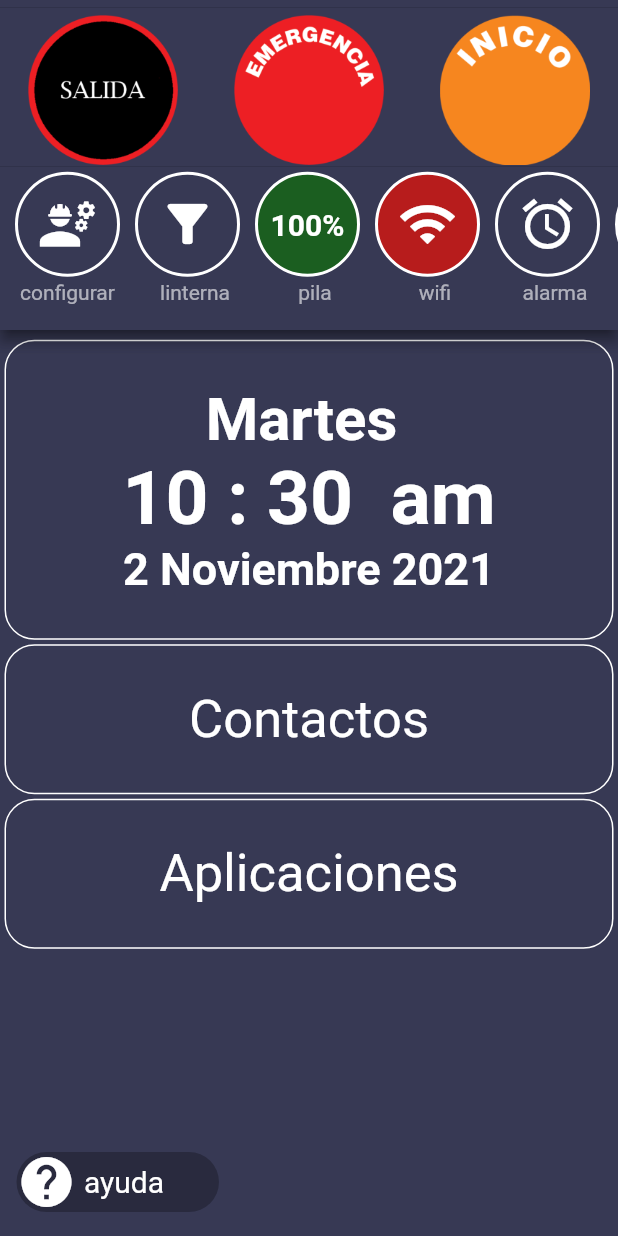
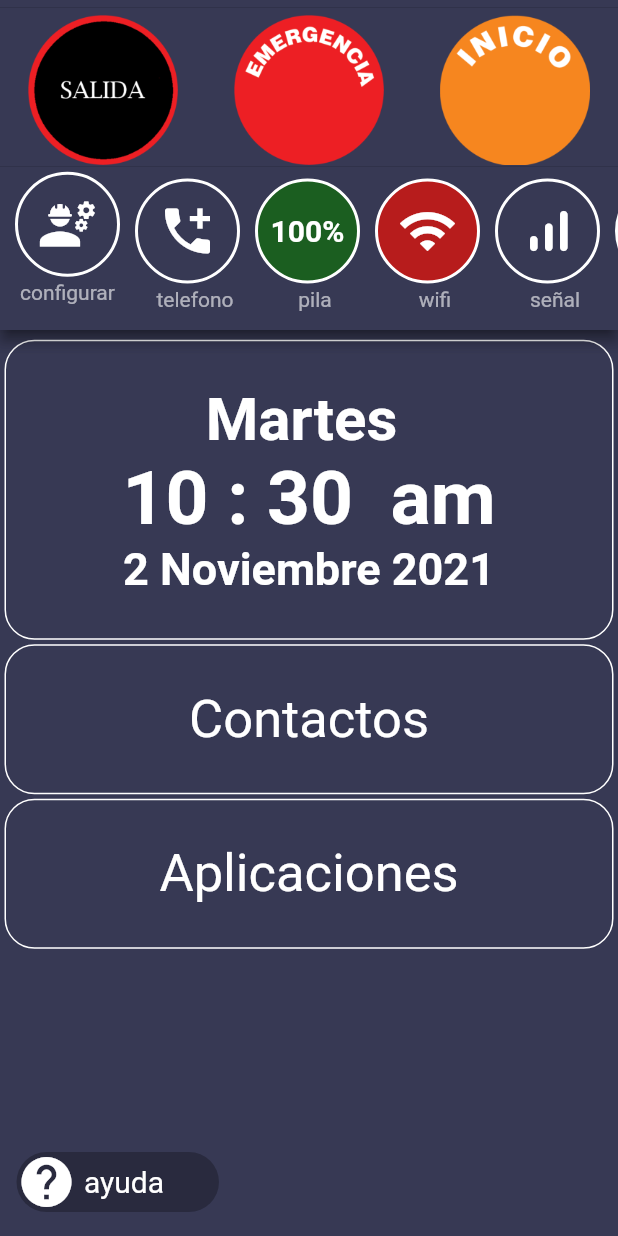
Before and after one commit to hualde666/rep-piproy, a Flutter app: the screen it shows after launch, on a phone screen of 412 x 824 dp. Run offline on Flutter 3.47's test engine with Material 2 defaults, Android fonts, the phone set to English and light mode, and no system bars; our stand-ins replace audioplayers, battery, contacts_service, geolocator, permission_handler, shared_preferences and 1 more; missing offline and left inert: device_apps; accounts and stored records are empty.

Commit message:
activado llamar por telefono y whatsapp en contactos

```diff
--- a/lib/scr/widgets/encabezado_icon.dart
+++ b/lib/scr/widgets/encabezado_icon.dart
@@ -22,25 +22,28 @@ Widget encabezadoIcon(BuildContext context) {
         )
       ],
     ),
-// linterna
+// lintern
     Column(
+      mainAxisAlignment: MainAxisAlignment.center,
       children: [
         Container(
           height: 75,
           margin: EdgeInsets.only(right: 10),
           child: conteinerIcon(
               context,
-              Icon(Icons.filter_alt, size: 40.0, color: Colors.white),
-              'linterna',
+              Icon(Icons.add_call, size: 40.0, color: Colors.white),
+              'llamada',
               null),
         ),
         Text(
-          'linterna',
+          'telefono',
           style: TextStyle(color: Colors.white60),
         )
       ],
     ),
+
     Column(
+      mainAxisAlignment: MainAxisAlignment.center,
       children: [
         Container(
           height: 75,
@@ -60,6 +63,7 @@ Widget encabezadoIcon(BuildContext context) {
       ],
     ),
     Column(
+      mainAxisAlignment: MainAxisAlignment.center,
       children: [
         Container(
           height: 75,
@@ -74,23 +78,63 @@ Widget encabezadoIcon(BuildContext context) {
       ],
     ),
     Column(
+      mainAxisAlignment: MainAxisAlignment.center,
       children: [
         Container(
           height: 75,
           margin: EdgeInsets.only(right: 10),
           child: conteinerIcon(
               context,
-              Icon(Icons.access_alarms, size: 40.0, color: Colors.white),
-              'alarma',
+              Icon(Icons.signal_cellular_alt_rounded,
+                  size: 40.0, color: Colors.white),
+              'señal',
               null),
         ),
         Text(
-          'alarma',
+          'señal',
           style: TextStyle(color: Colors.white60),
         )
       ],
     ),
     Column(
+      mainAxisAlignment: MainAxisAlignment.center,
+      children: [
+        Container(
+          height: 75,
+          margin: EdgeInsets.only(right: 10),
+          child: conteinerIcon(
+              context,
+              Icon(Icons.gps_fixed, size: 40.0, color: Colors.white),
+              'gps',
+              null),
+        ),
+        Text(
+          'gps',
+          style: TextStyle(color: Colors.white60),
+        )
+      ],
+    ),
+
+    Column(
+      mainAxisAlignment: MainAxisAlignment.center,
+      children: [
+        Container(
+          height: 75,
+          margin: EdgeInsets.only(right: 10),
+          child: conteinerIcon(
+              context,
+              Icon(Icons.filter_alt, size: 40.0, color: Colors.white),
+              'linterna',
+              null),
+        ),
+        Text(
+          'linterna',
+          style: TextStyle(color: Colors.white60),
+        )
+      ],
+    ),
+    Column(
+      mainAxisAlignment: MainAxisAlignment.center,
       children: [
         Container(
           height: 75,
@@ -105,18 +149,19 @@ Widget encabezadoIcon(BuildContext context) {
       ],
     ),
     Column(
+      mainAxisAlignment: MainAxisAlignment.center,
       children: [
         Container(
           height: 75,
           margin: EdgeInsets.only(right: 10),
           child: conteinerIcon(
               context,
-              Icon(Icons.add_call, size: 40.0, color: Colors.white),
-              'llamada',
+              Icon(Icons.access_alarms, size: 40.0, color: Colors.white),
+              'alarma',
               null),
         ),
         Text(
-          'telefono',
+          'alarma',
           style: TextStyle(color: Colors.white60),
         )
       ],
```
Also changed, not shown: lib/scr/funciones/abrir_whatsapp.dart (+18 -1 lines), lib/scr/widgets/icon_conteiner.dart (+10 -15 lines).
